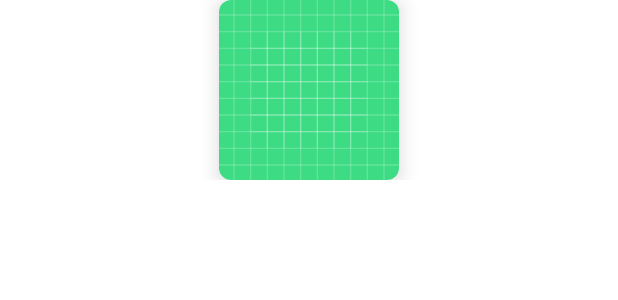
After one commit to Tuwaiq-Jeddah-Kotlin-1/memory-Game, an Android app: the layout recycle_view.xml on its own in the app's theme, with its tools: preview values and no code run, on a phone screen of 412 x 824 dp. The commit adds this screen. Shown: the top 300 px of the screen. Run offline under Robolectric (Android 15) with nearby library versions, the phone set to English and light mode, and no system bars.

Commit message:
layout set up

```diff
--- a/app/src/main/AndroidManifest.xml
+++ b/app/src/main/AndroidManifest.xml
@@ -10,7 +10,7 @@
         android:supportsRtl="true"
         android:theme="@style/Theme.ProjectGame">
         <activity
-            android:name=".MainActivity"
+            android:name=".ui.MainActivity"
             android:exported="true">
             <intent-filter>
                 <action android:name="android.intent.action.MAIN" />
--- /dev/null
+++ b/app/src/main/java/com/tuwiaq/projectgame/data/FlickerApi.kt
@@ -0,0 +1,4 @@
+package com.tuwiaq.projectgame.data
+
+interface FlickerApi {
+}
--- a/app/src/main/java/com/tuwiaq/projectgame/lvlOneFragment.kt
+++ b/app/src/main/java/com/tuwiaq/projectgame/ui/LvlFragment.kt
@@ -1,13 +1,14 @@
-package com.tuwiaq.projectgame
+package com.tuwiaq.projectgame.ui
 
 import android.os.Bundle
 import androidx.fragment.app.Fragment
 import android.view.LayoutInflater
 import android.view.View
 import android.view.ViewGroup
+import com.tuwiaq.projectgame.R
 
 
-class lvlOneFragment : Fragment() {
+class LvlFragment : Fragment() {
 
 
     override fun onCreateView(
--- a/app/src/main/java/com/tuwiaq/projectgame/MainActivity.kt
+++ b/app/src/main/java/com/tuwiaq/projectgame/ui/MainActivity.kt
@@ -1,7 +1,8 @@
-package com.tuwiaq.projectgame
+package com.tuwiaq.projectgame.ui
 
 import androidx.appcompat.app.AppCompatActivity
 import android.os.Bundle
+import com.tuwiaq.projectgame.R
 
 class MainActivity : AppCompatActivity() {
     override fun onCreate(savedInstanceState: Bundle?) {
--- a/app/src/main/java/com/tuwiaq/projectgame/MainFragment.kt
+++ b/app/src/main/java/com/tuwiaq/projectgame/ui/MainFragment.kt
@@ -1,10 +1,11 @@
-package com.tuwiaq.projectgame
+package com.tuwiaq.projectgame.ui
 
 import android.os.Bundle
 import androidx.fragment.app.Fragment
 import android.view.LayoutInflater
 import android.view.View
 import android.view.ViewGroup
+import com.tuwiaq.projectgame.R
 
 class MainFragment : Fragment() {
 
--- a/app/src/main/res/layout/activity_main.xml
+++ b/app/src/main/res/layout/activity_main.xml
@@ -4,7 +4,7 @@
     xmlns:tools="http://schemas.android.com/tools"
     android:layout_width="match_parent"
     android:layout_height="match_parent"
-    tools:context=".MainActivity">
+    tools:context=".ui.MainActivity">
 
     <fragment
         android:id="@+id/fragmentContainerView"
--- /dev/null
+++ b/app/src/main/res/layout/recycle_view.xml
@@ -0,0 +1,44 @@
+<?xml version="1.0" encoding="utf-8"?>
+<LinearLayout xmlns:android="http://schemas.android.com/apk/res/android"
+    xmlns:app="http://schemas.android.com/apk/res-auto"
+    xmlns:tools="http://schemas.android.com/tools"
+    android:gravity="center"
+    android:orientation="vertical"
+    android:layout_width="match_parent"
+    android:layout_height="wrap_content">
+
+    <androidx.cardview.widget.CardView
+        android:id="@+id/cardView"
+        android:layout_width="120dp"
+        android:layout_height="120dp"
+        app:cardCornerRadius="8dp"
+        app:cardElevation="8dp">
+        <TextView
+            android:id="@+id/title"
+            android:layout_width="wrap_content"
+            android:layout_height="wrap_content"/>
+        <ImageButton
+            android:id="@+id/image_front"
+            android:layout_width="match_parent"
+            android:layout_height="match_parent"
+            android:layout_gravity="center"
+            android:background="@color/white"
+            android:scaleType="centerCrop"
+            app:srcCompat="@drawable/ic_launcher_background"
+            tools:ignore="SpeakableTextPresentCheck" />
+
+
+        <ImageButton
+            android:id="@+id/image_btn"
+            android:layout_width="match_parent"
+            android:layout_height="match_parent"
+            android:layout_gravity="center"
+            android:background="@color/white"
+            android:alpha="0"
+            android:scaleType="centerCrop"
+            app:srcCompat="@drawable/ic_launcher_background"
+            tools:ignore="SpeakableTextPresentCheck" />
+    </androidx.cardview.widget.CardView>
+
+
+</LinearLayout>
```
Also changed, not shown: app/src/main/res/layout/fragment_lvl_one.xml (+63 -8 lines), app/src/main/res/layout/fragment_main.xml (+49 -1 lines), app/src/main/res/navigation/nav_graph.xml (+7 -3 lines).
